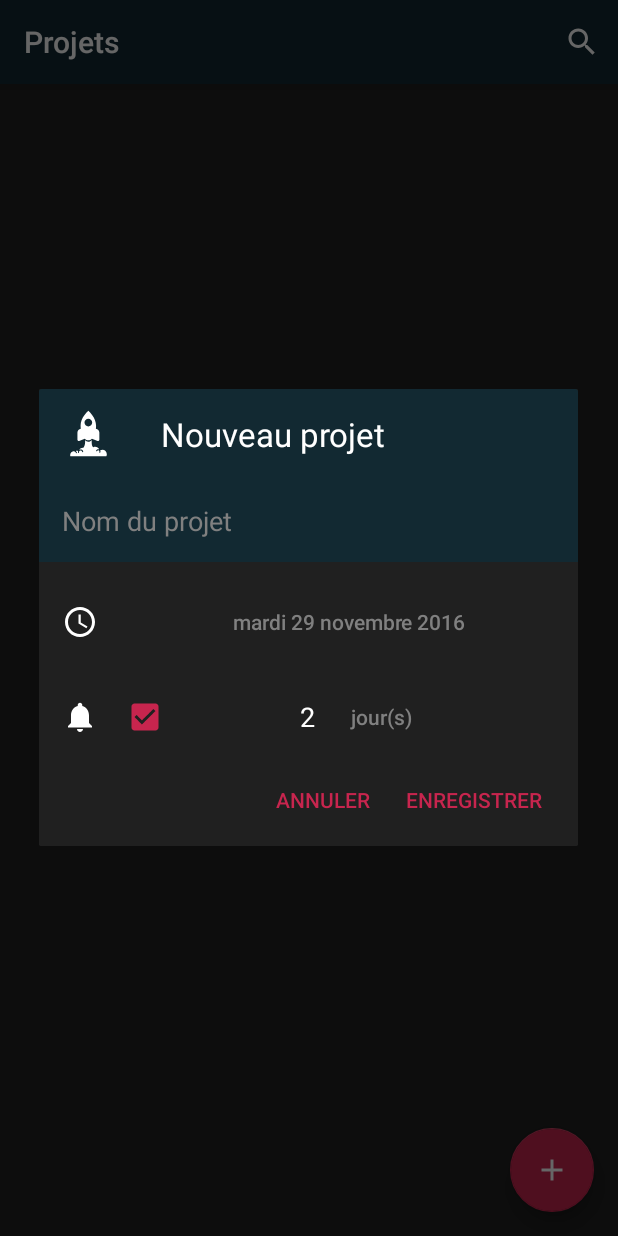
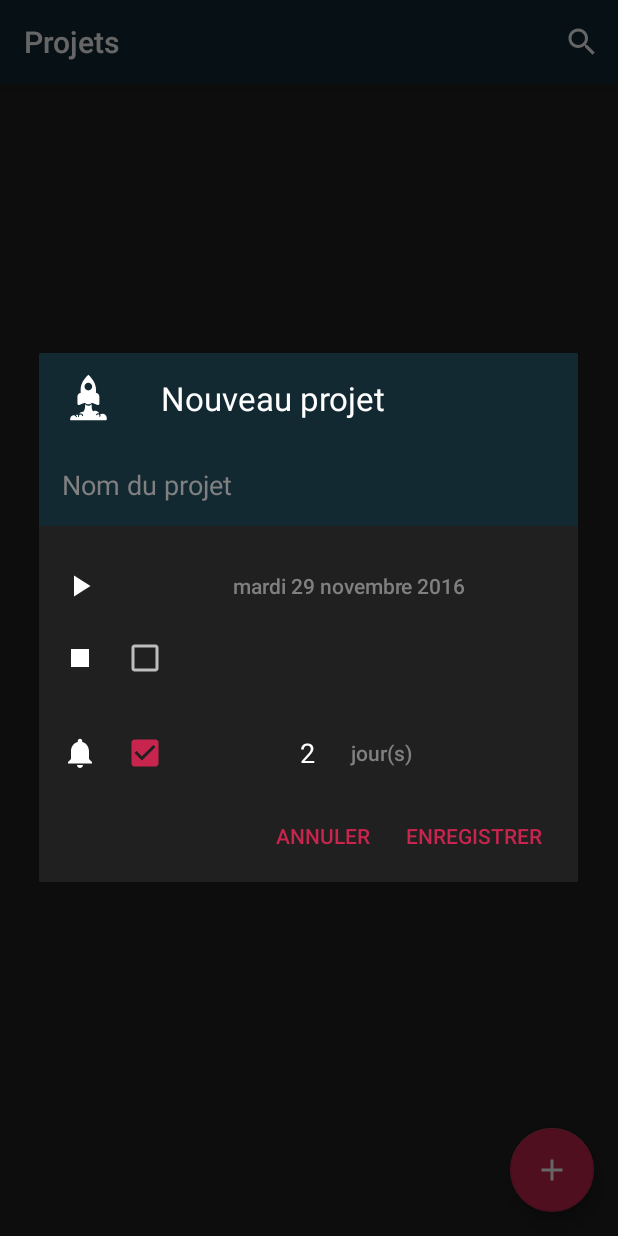
Before and after one commit to FlorianArnould/Todo, an Android app: the screen it shows after launch (MainActivity), after a tap on an icon or button, on a phone screen of 412 x 824 dp. Run offline under Robolectric (Android 15) with nearby library versions, the phone set to English and light mode, and no system bars.

Commit message:
add deadline layout on new project dialog

```diff
--- a/app/src/main/java/com/socket/florian/todo/storage/Project.java
+++ b/app/src/main/java/com/socket/florian/todo/storage/Project.java
@@ -55,7 +55,7 @@ public final class Project implements Parcelable {
     }
 
     public boolean isInProgress(){
-        return _startDate.equals(Date.currentDate()) > 0;
+        return _startDate.equals(Date.currentDate()) < 0;
     }
 
     @Override
--- /dev/null
+++ b/app/src/main/res/drawable/ic_play_arrow_white.xml
@@ -0,0 +1,9 @@
+<vector xmlns:android="http://schemas.android.com/apk/res/android"
+        android:width="24dp"
+        android:height="24dp"
+        android:viewportWidth="24.0"
+        android:viewportHeight="24.0">
+    <path
+        android:fillColor="#FFF"
+        android:pathData="M8,5v14l11,-7z"/>
+</vector>
--- /dev/null
+++ b/app/src/main/res/drawable/ic_stop_white.xml
@@ -0,0 +1,9 @@
+<vector xmlns:android="http://schemas.android.com/apk/res/android"
+        android:width="24dp"
+        android:height="24dp"
+        android:viewportWidth="24.0"
+        android:viewportHeight="24.0">
+    <path
+        android:fillColor="#FFF"
+        android:pathData="M6,6h12v12H6z"/>
+</vector>
--- a/app/src/main/res/layout/new_project_dialog.xml
+++ b/app/src/main/res/layout/new_project_dialog.xml
@@ -19,6 +19,7 @@
             android:background="@android:color/transparent">
 
             <ImageView
+                android:id="@+id/icon"
                 android:layout_width="35dp"
                 android:layout_height="35dp"
                 android:gravity="right"
@@ -68,10 +69,40 @@
                 android:layout_height="wrap_content"
                 android:layout_gravity="center_vertical"
                 android:layout_marginLeft="@dimen/list_text_margin"
-                app:srcCompat="@drawable/ic_access_time_white"/>
+                app:srcCompat="@drawable/ic_play_arrow_white"/>
 
             <Button
                 android:id="@+id/startDate"
+                android:layout_width="match_parent"
+                android:layout_height="wrap_content"
+                android:layout_marginLeft="@dimen/list_text_margin"
+                android:textAllCaps="false"
+                android:textColor="@android:color/tertiary_text_light"
+                android:background="@android:color/transparent"
+                android:layout_gravity="center_vertical"/>
+
+
+        </LinearLayout>
+        <LinearLayout
+            android:layout_width="match_parent"
+            android:layout_height="wrap_content"
+            android:orientation="horizontal">
+
+            <ImageView
+                android:layout_width="wrap_content"
+                android:layout_height="wrap_content"
+                android:layout_gravity="center_vertical"
+                android:layout_marginLeft="@dimen/list_text_margin"
+                app:srcCompat="@drawable/ic_stop_white"/>
+
+            <CheckBox
+                android:layout_width="wrap_content"
+                android:layout_height="wrap_content"
+                android:layout_gravity="center_vertical"
+                android:layout_marginStart="@dimen/list_text_margin"/>
+
+            <Button
+                android:id="@+id/deadline"
                 android:layout_width="match_parent"
                 android:layout_height="wrap_content"
                 android:layout_marginLeft="@dimen/list_text_margin"
--- a/app/src/main/res/values/strings.xml
+++ b/app/src/main/res/values/strings.xml
@@ -16,4 +16,5 @@
     <string name="action_order_by_priority">par Nom</string>
     <string name="default_project_name">nouveau</string>
     <string name="search_hint">Rechercher</string>
+    <string name="action_edit">Modifier</string>
 </resources>
```
Also changed, not shown: app/src/main/java/com/socket/florian/todo/ProjectActivity.java (+7 -0 lines), app/src/main/res/drawable/ic_edit_white.xml (added, +9 -0 lines), app/src/main/res/layout/content_project.xml (+11 -4 lines), app/src/main/res/menu/menu_project.xml (added, +9 -0 lines).
